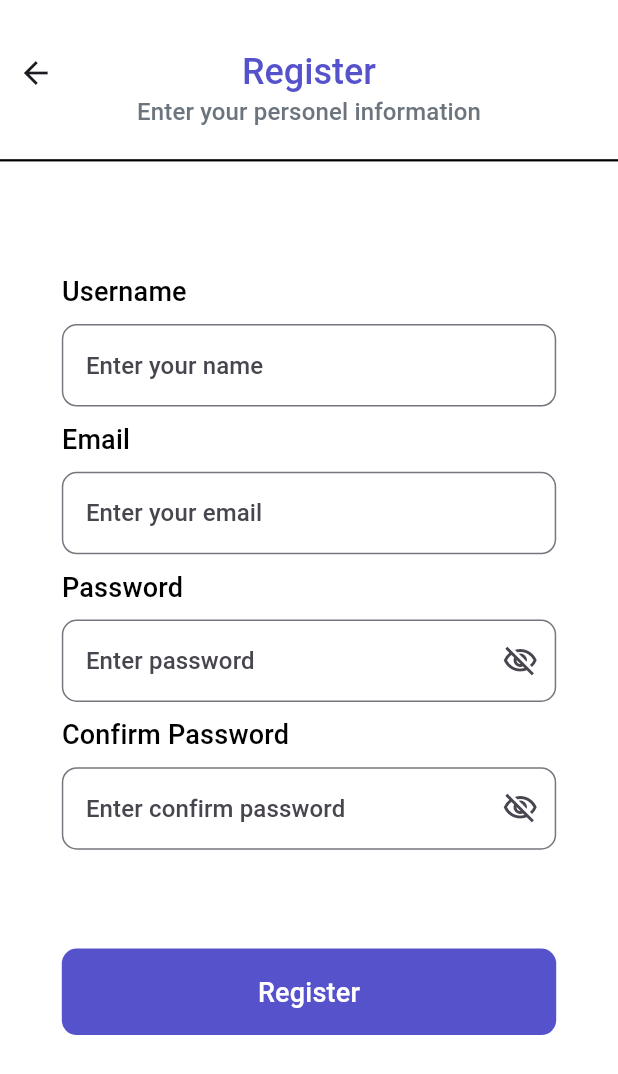
After one commit to mustafanarin/Task-Track, a Flutter app: the RegisterPage screen opened directly, on a phone screen of 412 x 824 dp. The commit adds this screen. Shown: the top 1074 px of the screen. Run offline on Flutter 3.47's test engine with Material 3 defaults, Android fonts, the phone set to English and light mode, and no system bars; our stand-ins replace animated_splash_screen, flutter_hooks, lottie.

Commit message:
Register page finished

```diff
--- a/lib/feature/authentication/login_page.dart
+++ b/lib/feature/authentication/login_page.dart
@@ -1,5 +1,6 @@
 import 'package:flutter/material.dart';
 import 'package:flutter_hooks/flutter_hooks.dart';
+import 'package:todo_app/feature/authentication/register_page.dart';
 import 'package:todo_app/product/constants/project_colors.dart';
 import 'package:todo_app/product/constants/project_strings.dart';
 import 'package:todo_app/product/extensions/assets/png_extension.dart';
@@ -18,11 +19,11 @@ class LoginPage extends HookWidget {
   Widget build(BuildContext context) {
     final emailController = useTextEditingController();
     final passwordController = useTextEditingController();
+    final formKey = useMemoized(() =>GlobalKey<FormState>());
     return Scaffold(
-      resizeToAvoidBottomInset: false,
+     // resizeToAvoidBottomInset: false,
       appBar: AppBar(
         toolbarHeight: context.dynamicHeight(0.30),
-        centerTitle: true,
         leading: Padding(
           padding:  EdgeInsets.only(top: context.mediumValue,right: context.lowValue1),
           child: Align(
@@ -40,7 +41,7 @@ class LoginPage extends HookWidget {
                 height: context.dynamicHeight(0.20),
                 width: context.dynamicHeight(0.20),
                 child: Image.asset(PngItems.man_working.path(),fit: BoxFit.contain,)),
-              Text(ProjectStrings.appBarTitle,style: context.textTheme().titleLarge),
+              Text(ProjectStrings.loginButton,style: context.textTheme().titleLarge),
               Text(ProjectStrings.appBarSuptitle,style: context.textTheme().titleSmall?.copyWith(color: ProjectColors.grey),),
             ],
           ),
@@ -52,8 +53,12 @@ class LoginPage extends HookWidget {
             color: ProjectColors.black,
             thickness: 1.5,
           ),
-          Padding(
+          Expanded(
+            child: SingleChildScrollView(
+              child: Padding(
                 padding: context.paddingHorizontalHeigh,
+                child: Form(
+                  key: formKey,
                   child: Column(
                     crossAxisAlignment: CrossAxisAlignment.start,
                     children: [
@@ -107,13 +112,19 @@ class LoginPage extends HookWidget {
                           Text(ProjectStrings.haventAccont,style: context.textTheme().titleMedium,),
                           TextButton(
                             onPressed: (){
-                      //  Navigator.of(context).push(MaterialPageRoute(builder: (context)))
+                              if(formKey.currentState?.validate() ?? false){
+                                Navigator.of(context).push(MaterialPageRoute(builder: (context) => const RegisterPage()));
+                              }
+
                             },
                             child: Text(ProjectStrings.registerButton,style: context.textTheme().titleMedium?.copyWith(color: ProjectColors.iris),))
                         ],
                       ),
-
+                     SizedBox(height: context.highValue,)
                     ],
+                  ),
+                ),
+              ),
             ),
           )
       ],),
--- /dev/null
+++ b/lib/feature/authentication/register_page.dart
@@ -0,0 +1,107 @@
+import 'package:flutter/material.dart';
+import 'package:flutter_hooks/flutter_hooks.dart';
+import 'package:todo_app/product/constants/project_colors.dart';
+import 'package:todo_app/product/constants/project_strings.dart';
+import 'package:todo_app/product/extensions/context_extensions.dart';
+import 'package:todo_app/product/validators/validators.dart';
+import 'package:todo_app/product/widgets/project_button.dart';
+import 'package:todo_app/product/widgets/project_password_textfield.dart';
+import 'package:todo_app/product/widgets/project_textfield.dart';
+
+class RegisterPage extends HookWidget{
+  const RegisterPage({super.key});
+
+  @override
+  Widget build(BuildContext context) {
+
+    final formKey = useMemoized(() => GlobalKey<FormState>());
+    final nameController = useTextEditingController();
+    final emailController = useTextEditingController();
+    final passwordController = useTextEditingController();
+    final confirmController = useTextEditingController();
+
+    return Scaffold(
+      appBar: AppBar(
+        toolbarHeight: context.dynamicHeight(0.12),
+        centerTitle: true,
+        title: SizedBox(
+          height: context.dynamicHeight(0.10),
+          child: Column(
+            children: [
+              SizedBox(height: context.mediumValue,),
+              Text(ProjectStrings.registerButton,style: context.textTheme().titleLarge,),
+              Text(ProjectStrings.supTitle,style: context.textTheme().titleSmall?.copyWith(color: ProjectColors.grey),)
+            ],
+          ),
+        ),
+        leading: Padding(
+          padding:  EdgeInsets.only(top: context.mediumValue,right: context.lowValue1),
+          child: Align(
+            alignment: Alignment.topRight,
+            child: IconButton(
+              onPressed: (){Navigator.pop(context);},
+              icon: const Icon(Icons.arrow_back_outlined))),
+        ),
+      ),
+      body: Column(
+        children: [
+          const Divider(
+            color: ProjectColors.black,
+            thickness: 1.5,
+          ),
+          Expanded(
+            child: SingleChildScrollView(
+              child: Padding(
+                padding: context.paddingHorizontalHeigh,
+                child: Form(
+                  key: formKey,
+                  child: Column(
+                    crossAxisAlignment: CrossAxisAlignment.start,
+                    children: [
+                       SizedBox(height: context.dynamicHeight(0.08),),
+                       Text(ProjectStrings.userName,style: context.textTheme().titleMedium,),
+                       SizedBox(height: context.lowValue1,),
+
+                       ProjectTextfield(hintText: ProjectStrings.tfUserNameHint, controller: nameController, keyBoardType: TextInputType.name, validator: Validators().validateName),
+
+                       SizedBox(height: context.lowValue1,),
+                       Text(ProjectStrings.emailText,style: context.textTheme().titleMedium,),
+                       SizedBox(height: context.lowValue1,),
+
+                       ProjectTextfield(hintText: ProjectStrings.tfEmailHint, controller: emailController, keyBoardType: TextInputType.emailAddress, validator: Validators().validateEmail),
+
+                       SizedBox(height: context.lowValue1,),
+                       Text(ProjectStrings.passwordText,style: context.textTheme().titleMedium,),
+                       SizedBox(height: context.lowValue1,),
+
+                       ProjectPasswordTextfield(hintText: ProjectStrings.tfPasswordHint, controller: passwordController, keyBoardType: TextInputType.visiblePassword, validator: Validators().validatePassword,),
+
+                       SizedBox(height: context.lowValue1,),
+                       Text(ProjectStrings.confirmText,style: context.textTheme().titleMedium,),
+                       SizedBox(height: context.lowValue1,),
+
+                       ProjectPasswordTextfield(hintText: ProjectStrings.tfConfirmHint, controller: confirmController, keyBoardType: TextInputType.visiblePassword,validator:(value) => Validators().validateConfirmPassword(value, passwordController.text)),
+
+                       SizedBox(height: context.dynamicHeight(0.08)),
+                       ProjectButton(
+                        text: ProjectStrings.registerButton,
+                        onPressed: (){
+                          if(formKey.currentState?.validate() ?? false){
+
+                          }
+                        }),
+                        SizedBox(height: context.highValue,)
+                    ],
+                  ),
+                ),
+              ),
+            ),
+          )
+
+
+
+        ],
+      ),
+    );
+  }
+}
--- a/lib/product/constants/project_strings.dart
+++ b/lib/product/constants/project_strings.dart
@@ -12,7 +12,6 @@ class ProjectStrings{
   static const String registerButton = "Register";
 
   // Login Page
-  static const String appBarTitle = "Login";
   static const String appBarSuptitle = "Login to continue using the app";
   static const String emailText = "Email";
   static const String tfEmailHint = "Enter your email";
@@ -22,4 +21,13 @@ class ProjectStrings{
   static const String divderOrText = "or";
   static const String loginWithGoogle = "Login using Google";
   static const String haventAccont = "Don't have an account?";
+
+  // Register Page
+  static const String supTitle = "Enter your personel information";
+  static const String userName = "Username";
+  static const String tfUserNameHint = "Enter your name";
+  static const String confirmText = "Confirm Password";
+  static const String tfConfirmHint = "Enter confirm password";
+
+
 }
--- a/lib/product/theme/light_theme.dart
+++ b/lib/product/theme/light_theme.dart
@@ -4,6 +4,12 @@ import 'package:todo_app/product/constants/project_colors.dart';
 class LightTheme{
 
   ThemeData themeData = ThemeData.light().copyWith(
+    appBarTheme: const AppBarTheme(
+       backgroundColor: ProjectColors.white,
+        scrolledUnderElevation: 0,
+        elevation: 0,
+        centerTitle: true
+    ),
     elevatedButtonTheme: ElevatedButtonThemeData(
       style: ElevatedButton.styleFrom(
         elevation: 0,
@@ -36,6 +42,7 @@ class LightTheme{
         fontSize: 16
       )
     ),
+    scaffoldBackgroundColor: ProjectColors.white,
   );
 
 }
--- a/lib/product/validators/validators.dart
+++ b/lib/product/validators/validators.dart
@@ -8,6 +8,9 @@ class Validators{
 
   static const String _passwordNotEmpty = 'Password cannot be left blank';
   static const String _passwordLeastSixCharecter = 'Password must be at least 6 characters';
+
+  static const String _passwordAgain = 'Please re-enter your password';
+  static const String _passwordDontMatch = 'Passwords don\'t match';
 
   // name
   String? validateName(String? value) {
@@ -45,4 +48,15 @@ class Validators{
     return null;
   }
 
+  // confirm
+   String? validateConfirmPassword(String? value, String password) {
+    if (value == null || value.isEmpty) {
+      return _passwordAgain;
+    }
+    if (value != password) {
+      return _passwordDontMatch;
+    }
+    return null;
+  }
+
 }
--- a/lib/product/widgets/project_password_textfield.dart
+++ b/lib/product/widgets/project_password_textfield.dart
@@ -2,7 +2,7 @@ import 'package:flutter/material.dart';
 import 'package:todo_app/product/extensions/context_extensions.dart';
 
 class ProjectPasswordTextfield extends StatefulWidget {
-  const ProjectPasswordTextfield({super.key, required this.hintText, required this.controller, required this.keyBoardType, this.validator,});
+  const ProjectPasswordTextfield({super.key, required this.hintText, required this.controller, required this.keyBoardType,required this.validator,});
   final String hintText;
   final TextEditingController controller;
   final TextInputType keyBoardType;
```
Lines whose indentation alone changed are shown as unchanged.
